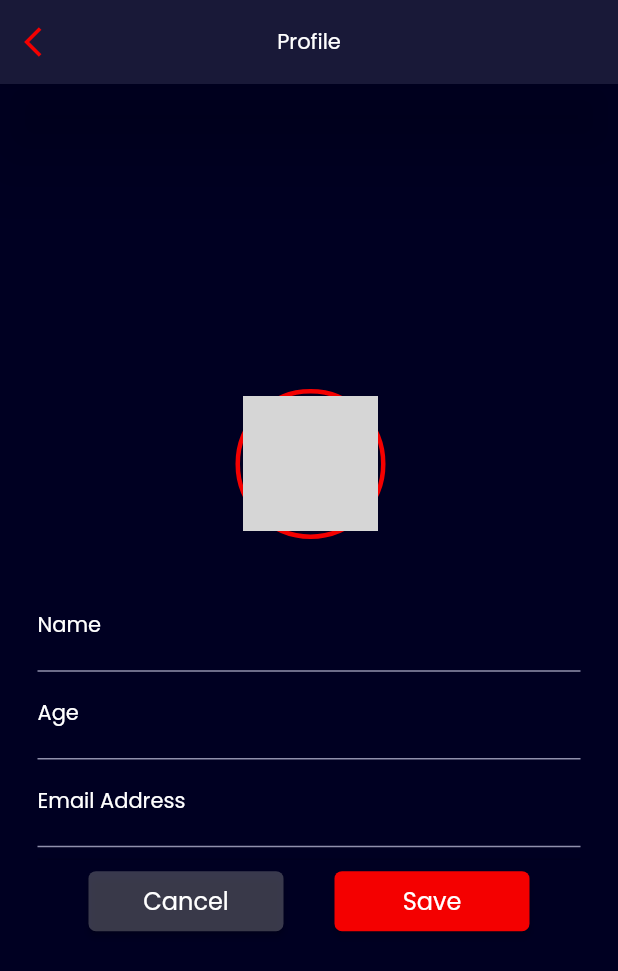
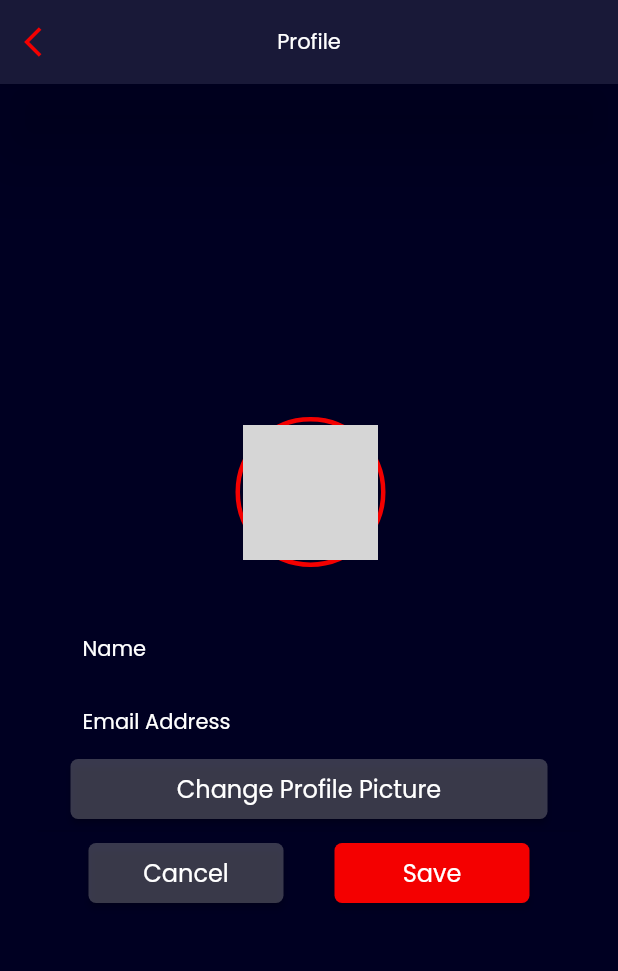
Before and after one commit to harshtonde/droot_live, a Flutter app: the ProfileWidget screen opened directly, on a phone screen of 412 x 824 dp. Shown: the top 971 px of the screen. Run offline on Flutter 3.47's test engine with Material 2 defaults, Android fonts, the phone set to English and light mode, and no system bars; drawn by our look-alikes of auto_size_text; our stand-ins replace built_collection, built_value, cached_network_image, cloud_firestore, equatable, firebase_auth and 10 more; missing offline and left inert: mime_type; accounts and stored records are empty; generated files the repository leaves out were written again; network calls fail; grey boxes are pictures that could not be loaded.

Commit message:
Updating to latest FlutterFlow output.

```diff
--- a/lib/home_page/home_page_widget.dart
+++ b/lib/home_page/home_page_widget.dart
@@ -339,10 +339,7 @@ class _HomePageWidgetState extends State<HomePageWidget> {
                                           context,
                                           MaterialPageRoute(
                                             builder: (context) =>
-                                                TripPageWidget(
-                                              tripRecord:
-                                                  listViewTriprecordRecord,
-                                            ),
+                                                TripPageWidget(),
                                           ),
                                         );
                                       },
--- a/lib/new_document_page/new_document_page_widget.dart
+++ b/lib/new_document_page/new_document_page_widget.dart
@@ -139,7 +139,8 @@ class _NewDocumentPageWidgetState extends State<NewDocumentPageWidget> {
                 Divider(),
                 Row(
                   mainAxisSize: MainAxisSize.max,
-                  mainAxisAlignment: MainAxisAlignment.spaceEvenly,
+                  mainAxisAlignment: MainAxisAlignment.center,
+                  crossAxisAlignment: CrossAxisAlignment.center,
                   children: [
                     FFButtonWidget(
                       onPressed: () async {
--- a/lib/profile/profile_widget.dart
+++ b/lib/profile/profile_widget.dart
@@ -1,8 +1,10 @@
 import '../auth/auth_util.dart';
 import '../backend/backend.dart';
+import '../backend/firebase_storage/storage.dart';
 import '../flutter_flow/flutter_flow_theme.dart';
 import '../flutter_flow/flutter_flow_util.dart';
 import '../flutter_flow/flutter_flow_widgets.dart';
+import '../flutter_flow/upload_media.dart';
 import '../home_page/home_page_widget.dart';
 import 'package:cloud_firestore/cloud_firestore.dart';
 import 'package:flutter/material.dart';
@@ -16,17 +18,16 @@ class ProfileWidget extends StatefulWidget {
 }
 
 class _ProfileWidgetState extends State<ProfileWidget> {
+  String uploadedFileUrl;
   TextEditingController textController1;
   TextEditingController textController2;
-  TextEditingController textController3;
   final scaffoldKey = GlobalKey<ScaffoldState>();
 
   @override
   void initState() {
     super.initState();
-    textController1 = TextEditingController();
-    textController2 = TextEditingController();
-    textController3 = TextEditingController();
+    textController1 = TextEditingController(text: currentUserDisplayName);
+    textController2 = TextEditingController(text: currentUserEmail);
   }
 
   @override
@@ -107,18 +108,33 @@ class _ProfileWidgetState extends State<ProfileWidget> {
                         color: FlutterFlowTheme.tertiaryColor,
                       ),
                     ),
-                    TextFormField(
+                    Padding(
+                      padding: EdgeInsets.fromLTRB(20, 0, 20, 0),
+                      child: Column(
+                        mainAxisSize: MainAxisSize.max,
+                        children: [
+                          Padding(
+                            padding: EdgeInsets.fromLTRB(10, 0, 10, 0),
+                            child: Row(
+                              mainAxisSize: MainAxisSize.max,
+                              children: [
+                                Text(
+                                  'Name',
+                                  style: FlutterFlowTheme.bodyText1.override(
+                                    fontFamily: 'Poppins',
+                                    color: FlutterFlowTheme.tertiaryColor,
+                                  ),
+                                ),
+                                Expanded(
+                                  child: Padding(
+                                    padding: EdgeInsets.fromLTRB(20, 1, 20, 0),
+                                    child: TextFormField(
                                       controller: textController1,
                                       obscureText: false,
                                       decoration: InputDecoration(
-                        labelText: 'Name',
-                        labelStyle: FlutterFlowTheme.bodyText1.override(
-                          fontFamily: 'Poppins',
-                          color: FlutterFlowTheme.tertiaryColor,
-                        ),
                                         enabledBorder: UnderlineInputBorder(
                                           borderSide: BorderSide(
-                            color: Color(0xFF9090AC),
+                                            color: Colors.transparent,
                                             width: 1,
                                           ),
                                           borderRadius: const BorderRadius.only(
@@ -128,7 +144,7 @@ class _ProfileWidgetState extends State<ProfileWidget> {
                                         ),
                                         focusedBorder: UnderlineInputBorder(
                                           borderSide: BorderSide(
-                            color: Color(0xFF9090AC),
+                                            color: Colors.transparent,
                                             width: 1,
                                           ),
                                           borderRadius: const BorderRadius.only(
@@ -137,23 +153,39 @@ class _ProfileWidgetState extends State<ProfileWidget> {
                                           ),
                                         ),
                                       ),
+                                      style:
+                                          FlutterFlowTheme.bodyText1.override(
+                                        fontFamily: 'Poppins',
+                                        color: FlutterFlowTheme.tertiaryColor,
+                                      ),
+                                    ),
+                                  ),
+                                )
+                              ],
+                            ),
+                          ),
+                          Padding(
+                            padding: EdgeInsets.fromLTRB(10, 0, 10, 0),
+                            child: Row(
+                              mainAxisSize: MainAxisSize.max,
+                              children: [
+                                Text(
+                                  'Email Address',
                                   style: FlutterFlowTheme.bodyText1.override(
                                     fontFamily: 'Poppins',
                                     color: FlutterFlowTheme.tertiaryColor,
                                   ),
                                 ),
-                    TextFormField(
+                                Expanded(
+                                  child: Padding(
+                                    padding: EdgeInsets.fromLTRB(10, 1, 20, 0),
+                                    child: TextFormField(
                                       controller: textController2,
                                       obscureText: false,
                                       decoration: InputDecoration(
-                        labelText: 'Age',
-                        labelStyle: FlutterFlowTheme.bodyText1.override(
-                          fontFamily: 'Poppins',
-                          color: FlutterFlowTheme.tertiaryColor,
-                        ),
                                         enabledBorder: UnderlineInputBorder(
                                           borderSide: BorderSide(
-                            color: Color(0xFF9090AC),
+                                            color: Colors.transparent,
                                             width: 1,
                                           ),
                                           borderRadius: const BorderRadius.only(
@@ -163,7 +195,7 @@ class _ProfileWidgetState extends State<ProfileWidget> {
                                         ),
                                         focusedBorder: UnderlineInputBorder(
                                           borderSide: BorderSide(
-                            color: Color(0xFF9090AC),
+                                            color: Colors.transparent,
                                             width: 1,
                                           ),
                                           borderRadius: const BorderRadius.only(
@@ -172,44 +204,61 @@ class _ProfileWidgetState extends State<ProfileWidget> {
                                           ),
                                         ),
                                       ),
-                      style: FlutterFlowTheme.bodyText1.override(
+                                      style:
+                                          FlutterFlowTheme.bodyText1.override(
                                         fontFamily: 'Poppins',
                                         color: FlutterFlowTheme.tertiaryColor,
                                       ),
                                     ),
-                    TextFormField(
-                      controller: textController3,
-                      obscureText: false,
-                      decoration: InputDecoration(
-                        labelText: 'Email Address',
-                        labelStyle: FlutterFlowTheme.bodyText1.override(
+                                  ),
+                                )
+                              ],
+                            ),
+                          ),
+                          Padding(
+                            padding: EdgeInsets.fromLTRB(2, 0, 2, 0),
+                            child: FFButtonWidget(
+                              onPressed: () async {
+                                final selectedMedia = await selectMedia();
+                                if (selectedMedia != null &&
+                                    validateFileFormat(
+                                        selectedMedia.storagePath, context)) {
+                                  showUploadMessage(
+                                      context, 'Uploading file...',
+                                      showLoading: true);
+                                  final downloadUrl = await uploadData(
+                                      selectedMedia.storagePath,
+                                      selectedMedia.bytes);
+                                  ScaffoldMessenger.of(context)
+                                      .hideCurrentSnackBar();
+                                  if (downloadUrl != null) {
+                                    setState(
+                                        () => uploadedFileUrl = downloadUrl);
+                                    showUploadMessage(context, 'Success!');
+                                  } else {
+                                    showUploadMessage(
+                                        context, 'Failed to upload media');
+                                  }
+                                }
+                              },
+                              text: 'Change Profile Picture',
+                              options: FFButtonOptions(
+                                width: double.infinity,
+                                height: 40,
+                                color: Color(0x5C9E9E9E),
+                                textStyle: FlutterFlowTheme.subtitle2.override(
                                   fontFamily: 'Poppins',
-                          color: FlutterFlowTheme.tertiaryColor,
+                                  color: Colors.white,
                                 ),
-                        enabledBorder: UnderlineInputBorder(
                                 borderSide: BorderSide(
-                            color: Color(0xFF9090AC),
+                                  color: Colors.transparent,
                                   width: 1,
                                 ),
-                          borderRadius: const BorderRadius.only(
-                            topLeft: Radius.circular(4.0),
-                            topRight: Radius.circular(4.0),
+                                borderRadius: 5,
                               ),
                             ),
-                        focusedBorder: UnderlineInputBorder(
-                          borderSide: BorderSide(
-                            color: Color(0xFF9090AC),
-                            width: 1,
-                          ),
-                          borderRadius: const BorderRadius.only(
-                            topLeft: Radius.circular(4.0),
-                            topRight: Radius.circular(4.0),
-                          ),
-                        ),
-                      ),
-                      style: FlutterFlowTheme.bodyText1.override(
-                        fontFamily: 'Poppins',
-                        color: FlutterFlowTheme.tertiaryColor,
+                          )
+                        ],
                       ),
                     ),
                     Divider(),
@@ -239,22 +288,17 @@ class _ProfileWidgetState extends State<ProfileWidget> {
                         ),
                         FFButtonWidget(
                           onPressed: () async {
-                            final tripname = textController1.text;
-                            final destination = textController2.text;
-                            final origin = textController3.text;
-                            final userref = currentUserReference;
+                            final email = textController2.text;
+                            final displayName = textController1.text;
+                            final photoUrl = uploadedFileUrl;
 
-                            final triprecordRecordData =
-                                createTriprecordRecordData(
-                              tripname: tripname,
-                              destination: destination,
-                              origin: origin,
-                              userref: userref,
+                            final usersRecordData = createUsersRecordData(
+                              email: email,
+                              displayName: displayName,
+                              photoUrl: photoUrl,
                             );
 
-                            await TriprecordRecord.collection
-                                .doc()
-                                .set(triprecordRecordData);
+                            await currentUserReference.update(usersRecordData);
                             await Navigator.pushAndRemoveUntil(
                               context,
                               MaterialPageRoute(
```
Also changed, not shown: lib/trip_page/trip_page_widget.dart (+39 -56 lines). Lines whose indentation alone changed are shown as unchanged.
